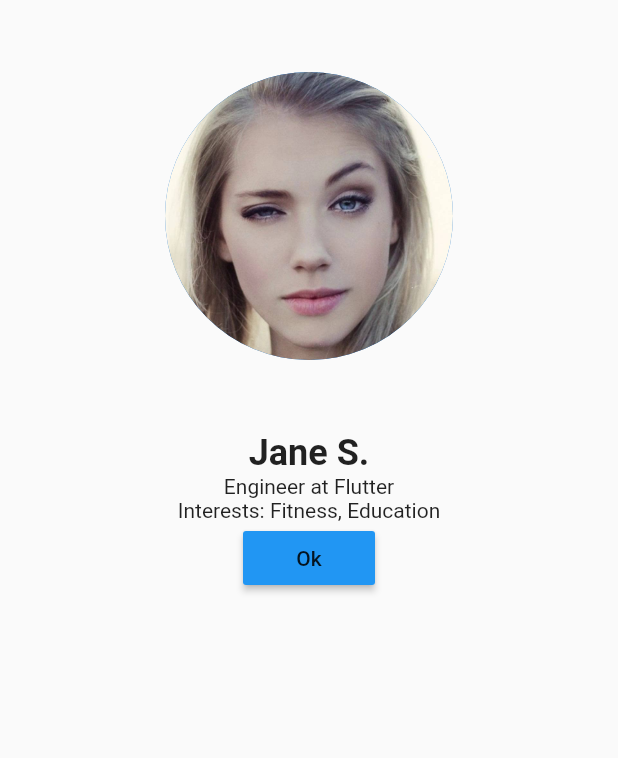
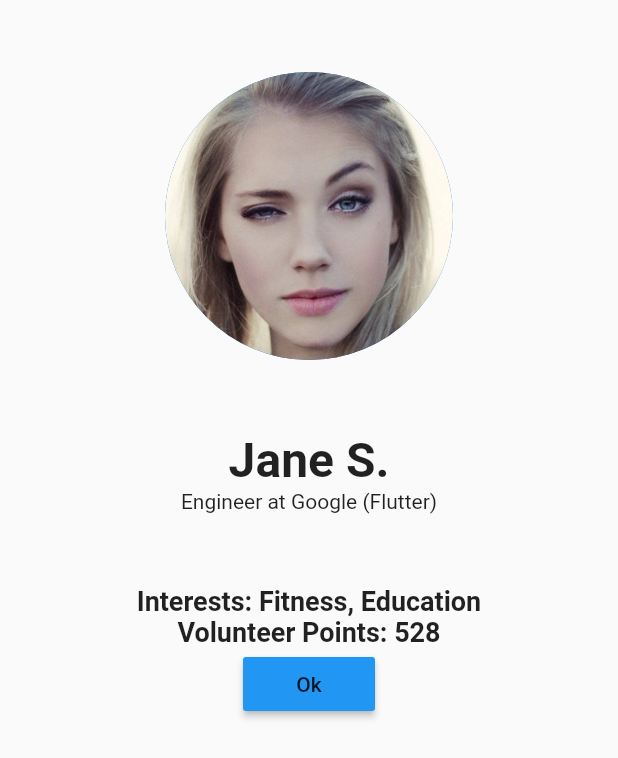
Before and after one commit to mnshaw/volunet, a Flutter app: the screen it shows after launch, after a tap on "Log in with LinkedIn", on a phone screen of 412 x 824 dp. Shown: the top 758 px of the screen. Run offline on Flutter 3.47's test engine with Material 2 defaults, Android fonts, the phone set to English and light mode, and no system bars.

Commit message:
finishing touches

```diff
--- a/animation_exp/lib/CreateProfile/CreateProfile.dart
+++ b/animation_exp/lib/CreateProfile/CreateProfile.dart
@@ -56,7 +56,7 @@ class _CreateProfileState extends State<CreateProfile> {
     final email = TextFormField(
       keyboardType: TextInputType.emailAddress,
       autofocus: false,
-      initialValue: 'johndoe@gmail.com',
+      initialValue: 'marieshaw@gmail.com',
       decoration: InputDecoration(
         hintText: 'Email',
         contentPadding: EdgeInsets.fromLTRB(20.0, 10.0, 20.0, 10.0),
@@ -79,7 +79,7 @@ class _CreateProfileState extends State<CreateProfile> {
       children: <Widget>[
         new TextFormField(
           autofocus: false,
-          initialValue: 'John',
+          initialValue: 'Marie',
           obscureText: false,
           decoration: InputDecoration(
             hintText: 'First Name',
@@ -91,7 +91,7 @@ class _CreateProfileState extends State<CreateProfile> {
 
         new TextFormField(
           autofocus: false,
-          initialValue: 'Doe',
+          initialValue: 'Shaw',
           obscureText: false,
           decoration: InputDecoration(
             hintText: 'Last Name',
--- a/animation_exp/lib/ProfilePage/profile_page.dart
+++ b/animation_exp/lib/ProfilePage/profile_page.dart
@@ -34,22 +34,35 @@ class _Profile extends State<Profile> {
                     new Text('Jane S.',
                       style: new TextStyle(
                         fontWeight: FontWeight.bold,
-                        fontSize: 24.0,
+                        fontSize: 32.0,
                         fontFamily: 'Roboto',
                       ),
                     ),
                     new Text(
-                      'Engineer at Flutter'
+                      'Engineer at Google (Flutter)'
+                    ),
+                    SizedBox(height: 48.0),
+                    new Text(
+                      'Interests: Fitness, Education',
+                      style: new TextStyle(
+                        fontWeight: FontWeight.bold,
+                        fontSize: 18.0,
+                        fontFamily: 'Roboto',
+                      ),
                     ),
                     new Text(
-                      'Interests: Fitness, Education'
+                      'Volunteer Points: 528',
+                      style: new TextStyle(
+                        fontWeight: FontWeight.bold,
+                        fontSize: 18.0,
+                        fontFamily: 'Roboto',
+                      ),
                     ),
                     new RaisedButton(
                       color: Colors.blue,
                       child: new Text('Ok'),
                       onPressed: () {
-                        Navigator.of(context).pushReplacement(
-                            new MaterialPageRoute(builder: (context) => new DetailPage()));
+                        Navigator.pop(context);
                       },
                     ),
                   ],
--- a/animation_exp/lib/WelcomeScreen/welcome.dart
+++ b/animation_exp/lib/WelcomeScreen/welcome.dart
@@ -27,14 +27,14 @@ class _WelcomeState extends State<Welcome> {
               child: new Column(
                 mainAxisSize: MainAxisSize.min,
                 children: <Widget>[
-                  new Text('welcome to volunet',
+                  new Text('Welcome to Volunet',
                     style: new TextStyle(
                     fontWeight: FontWeight.bold,
                     fontSize: 40.0,
                     fontFamily: 'Roboto',
                   ),
                 ),
-                new Icon(account_circle, size: 72.0),
+                  SizedBox(height: 72.0),
                 new RaisedButton(
                   color: Colors.blue,
                   child: new Text('Log in with LinkedIn'),
```
Also changed, not shown: animation_exp/lib/SwipeAnimation/detail.dart (+5 -2 lines).
